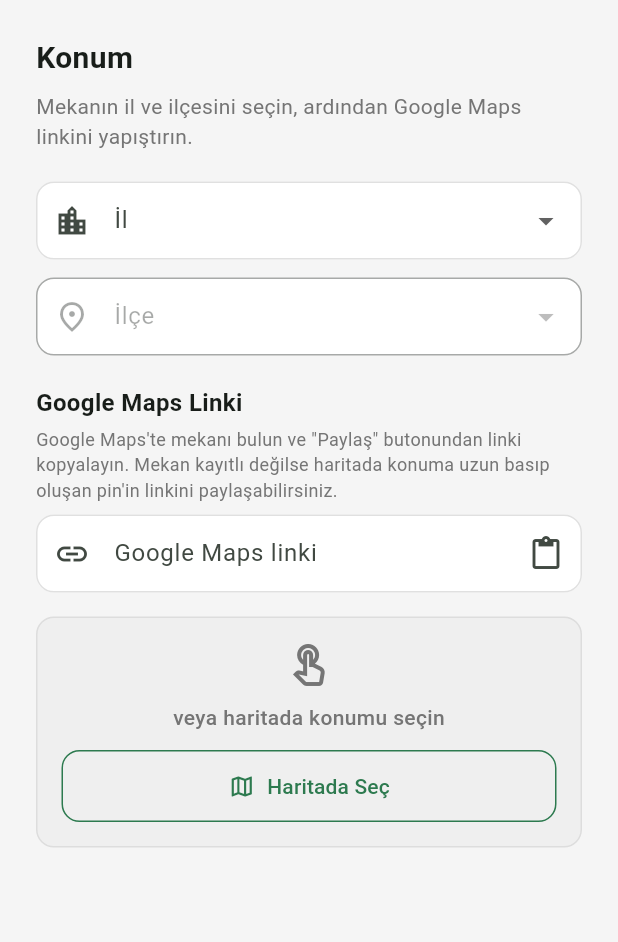
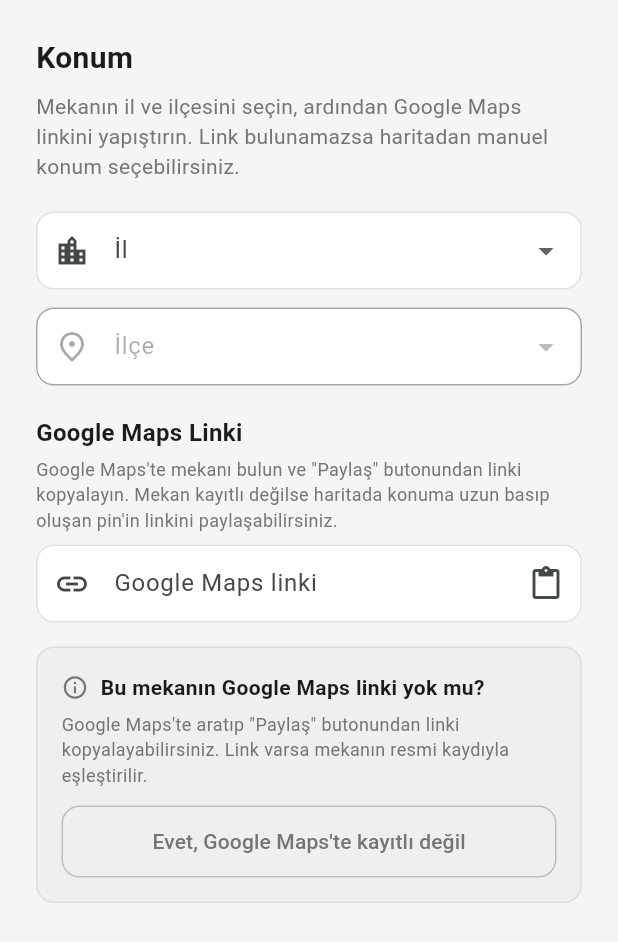
Before and after one commit to omerkoc09/helal-yemek-mobile, a Flutter app: the AddVenueLocationStep widget shown alone on an empty page, opened directly, on a phone screen of 412 x 824 dp. Shown: the top 942 px of the screen. Run offline on Flutter 3.47's test engine with Material 3 defaults, Android fonts, the phone set to English and light mode, and no system bars; our stand-ins replace dio, flutter_riverpod, flutter_secure_storage, freezed_annotation, geolocator, go_router and 4 more; accounts and stored records are empty.

Commit message:
feat(mobile): gate manual map picker behind Google Maps link confirmation
Harita üzerinden konum seçme artık birincil alternatif olarak sunulmuyor;
önce kullanıcıya Google Maps linki olup olmadığı soruluyor, "kayıtlı değil"
onayından sonra map picker kartı gösteriliyor.

```diff
--- a/mobile/lib/features/guide/widgets/add_venue_location_step.dart
+++ b/mobile/lib/features/guide/widgets/add_venue_location_step.dart
@@ -21,6 +21,7 @@ class _AddVenueLocationStepState extends ConsumerState<AddVenueLocationStep> {
   GoogleMapController? _mapController;
   LatLng? _selectedLocation;
   bool _locationConfirmed = false;
+  bool _noGoogleMapsLink = false;
 
   @override
   void dispose() {
@@ -51,7 +52,8 @@ class _AddVenueLocationStepState extends ConsumerState<AddVenueLocationStep> {
                 ),
                 const SizedBox(height: 8),
                 const Text(
-                  'Mekanın il ve ilçesini seçin, ardından Google Maps linkini yapıştırın.',
+                  'Mekanın il ve ilçesini seçin, ardından Google Maps linkini yapıştırın. '
+                  'Link bulunamazsa haritadan manuel konum seçebilirsiniz.',
                   style: TextStyle(color: AppTheme.textSecondary),
                 ),
                 const SizedBox(height: 20),
@@ -205,7 +207,8 @@ class _AddVenueLocationStepState extends ConsumerState<AddVenueLocationStep> {
             ),
             const SizedBox(height: 24),
           ] else ...[
-            // Haritada elle seçim alanı
+            if (_noGoogleMapsLink) ...[
+              // Haritada elle seçim alanı (sadece "link yok" onaylandıktan sonra)
               Padding(
                 padding: const EdgeInsets.symmetric(horizontal: 24),
                 child: Container(
@@ -223,10 +226,20 @@ class _AddVenueLocationStepState extends ConsumerState<AddVenueLocationStep> {
                           size: 32, color: AppTheme.textSecondary),
                       const SizedBox(height: 8),
                       const Text(
-                      'veya haritada konumu seçin',
+                        'Haritada konumu işaretleyin',
                         style: TextStyle(
                           color: AppTheme.textSecondary,
                           fontWeight: FontWeight.w500,
+                        ),
+                      ),
+                      const SizedBox(height: 4),
+                      const Text(
+                        'Koordinatlar üzerinden konum belirlenir; mekanın Google Maps kaydıyla ilişkilendirilemez.',
+                        textAlign: TextAlign.center,
+                        style: TextStyle(
+                          color: AppTheme.textSecondary,
+                          fontSize: 11,
+                          height: 1.4,
                         ),
                       ),
                       const SizedBox(height: 12),
@@ -242,6 +255,69 @@ class _AddVenueLocationStepState extends ConsumerState<AddVenueLocationStep> {
                   ),
                 ),
               ),
+            ] else ...[
+              // Kullanıcıya "link yok mu?" sorusunu sor
+              Padding(
+                padding: const EdgeInsets.symmetric(horizontal: 24),
+                child: Container(
+                  padding: const EdgeInsets.all(16),
+                  decoration: BoxDecoration(
+                    color: AppTheme.textSecondary.withValues(alpha: 0.05),
+                    borderRadius: BorderRadius.circular(12),
+                    border: Border.all(
+                      color: AppTheme.textSecondary.withValues(alpha: 0.15),
+                    ),
+                  ),
+                  child: Column(
+                    crossAxisAlignment: CrossAxisAlignment.start,
+                    children: [
+                      const Row(
+                        children: [
+                          Icon(Icons.info_outline,
+                              size: 18, color: AppTheme.textSecondary),
+                          SizedBox(width: 8),
+                          Expanded(
+                            child: Text(
+                              'Bu mekanın Google Maps linki yok mu?',
+                              style: TextStyle(
+                                fontWeight: FontWeight.w600,
+                                fontSize: 14,
+                              ),
+                            ),
+                          ),
+                        ],
+                      ),
+                      const SizedBox(height: 6),
+                      const Text(
+                        'Google Maps\'te aratıp "Paylaş" butonundan linki kopyalayabilirsiniz. '
+                        'Link varsa mekanın resmi kaydıyla eşleştirilir.',
+                        style: TextStyle(
+                          color: AppTheme.textSecondary,
+                          fontSize: 12,
+                          height: 1.4,
+                        ),
+                      ),
+                      const SizedBox(height: 12),
+                      SizedBox(
+                        width: double.infinity,
+                        child: OutlinedButton(
+                          onPressed: () =>
+                              setState(() => _noGoogleMapsLink = true),
+                          style: OutlinedButton.styleFrom(
+                            foregroundColor: AppTheme.textSecondary,
+                            side: BorderSide(
+                              color:
+                                  AppTheme.textSecondary.withValues(alpha: 0.4),
+                            ),
+                          ),
+                          child: const Text('Evet, Google Maps\'te kayıtlı değil'),
+                        ),
+                      ),
+                    ],
+                  ),
+                ),
+              ),
+            ],
             const SizedBox(height: 24),
           ],
         ],
```
Lines whose indentation alone changed are shown as unchanged.
